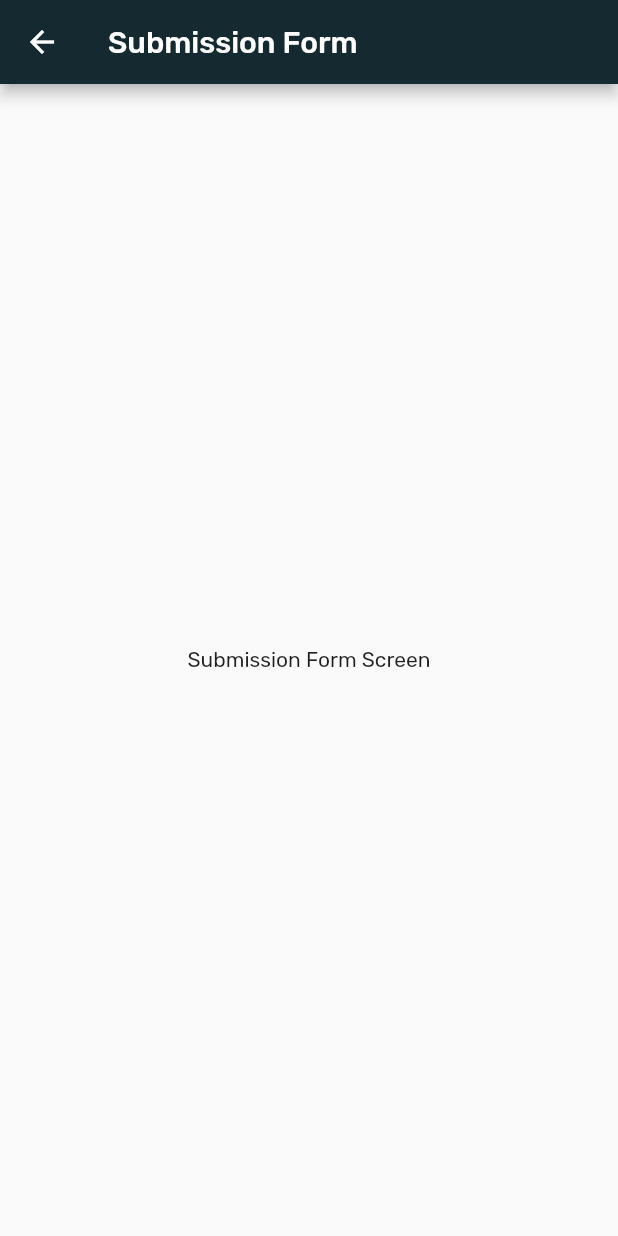
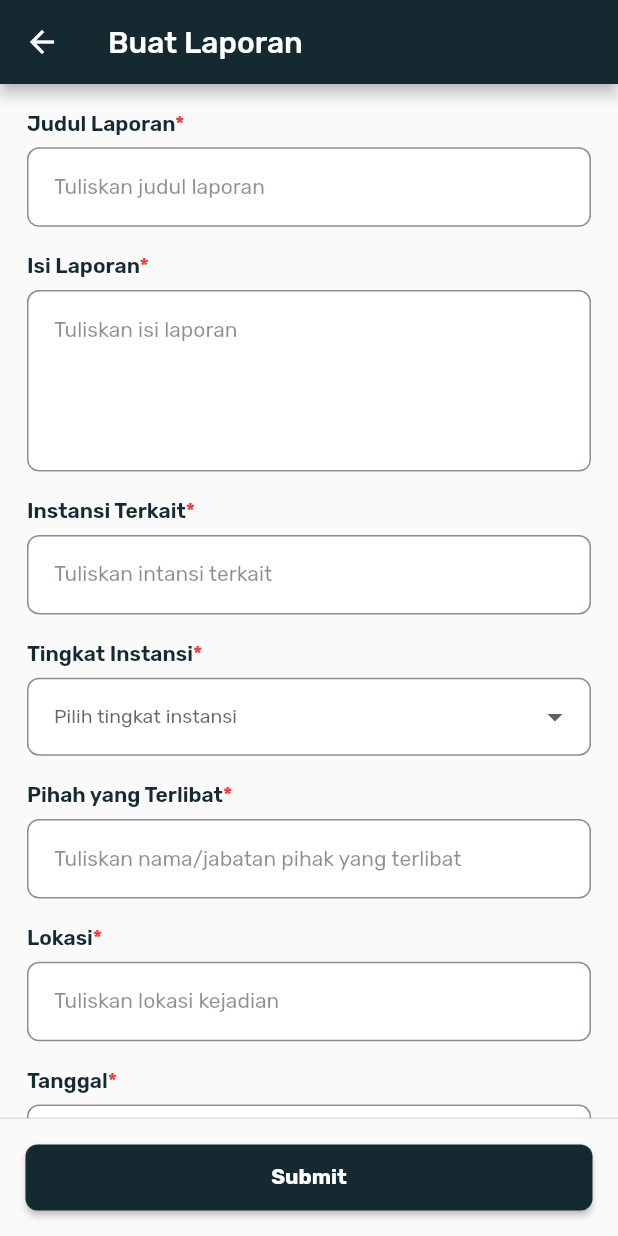
Before and after one commit to PBP-G20Project/flutter-pusat-pengaduan, a Flutter app: the SubmissionFormScreen screen opened by its route, on a phone screen of 412 x 824 dp. Run offline on Flutter 3.47's test engine with Material 2 defaults, Android fonts, the phone set to English and light mode, and no system bars; our stand-ins replace get, google_fonts.

Commit message:
Develop submission form ui

```diff
--- a/lib/views/submission_form/controller/submission_form_controller.dart
+++ b/lib/views/submission_form/controller/submission_form_controller.dart
@@ -1,9 +1,34 @@
+import 'package:flutter/material.dart';
 import 'package:get/get.dart';
+import 'package:intl/intl.dart';
 
-class SubmissionFormController extends GetxController{
+class SubmissionFormController extends GetxController {
   @override
   // ignore: unnecessary_overrides
   void onInit() {
     super.onInit();
   }
+
+  final formKey = GlobalKey<FormState>();
+  final titleController = TextEditingController().obs;
+  final contentController = TextEditingController().obs;
+  final instansiController = TextEditingController().obs;
+  final tipeController = TextEditingController().obs;
+  final pihakController = TextEditingController().obs;
+  final lokasiController = TextEditingController().obs;
+  final dateController = TextEditingController().obs;
+  var isAgree = false.obs;
+
+  chooseDate({required BuildContext context}) async {
+    final date = await showDatePicker(
+      context: context,
+      initialDate: DateTime.now(),
+      firstDate: DateTime(DateTime.now().year - 5),
+      lastDate: DateTime(DateTime.now().year + 5),
+    );
+    if (date != null) {
+      dateController.value.text = DateFormat.yMd().format(date);
+    }
+    return null;
+  }
 }
--- a/lib/views/submission_form/submission_form_screen.dart
+++ b/lib/views/submission_form/submission_form_screen.dart
@@ -1,17 +1,97 @@
 import 'package:flutter/material.dart';
+import 'package:get/get.dart';
+import 'package:pusat_pengaduan/common/constant.dart';
+import 'package:pusat_pengaduan/views/submission_form/controller/submission_form_controller.dart';
+import 'package:pusat_pengaduan/views/submission_form/widgets/custom_dropdown.dart';
+import 'package:pusat_pengaduan/views/submission_form/widgets/custom_footer_button.dart';
+import 'package:pusat_pengaduan/views/submission_form/widgets/custom_textfield.dart';
 
 class SubmissionFormScreen extends StatelessWidget {
   const SubmissionFormScreen({super.key});
 
   @override
   Widget build(BuildContext context) {
+    final controller = Get.find<SubmissionFormController>();
     return Scaffold(
       appBar: AppBar(
-        title: const Text('Submission Form'),
+        title: const Text('Buat Laporan'),
       ),
-      body: const Center(
-        child: Text('Submission Form Screen'),
+      body: ListView(children: [
+        Container(
+          margin: const EdgeInsets.all(kDefaultPadding),
+          child: Form(
+            autovalidateMode: AutovalidateMode.onUserInteraction,
+            key: controller.formKey,
+            child: Column(
+              children: [
+                const CustomTextField(
+                    label: "Judul Laporan", hint: "Tuliskan judul laporan"),
+                const SizedBox(height: kDefaultPadding),
+                const CustomTextField(
+                  label: "Isi Laporan",
+                  hint: "Tuliskan isi laporan",
+                  maxLines: 5,
+                  keyboardType: TextInputType.multiline,
+                ),
+                const SizedBox(height: kDefaultPadding),
+                const CustomTextField(
+                    label: "Instansi Terkait",
+                    hint: "Tuliskan intansi terkait"),
+                const SizedBox(height: kDefaultPadding),
+                CustomDropdownField(
+                    label: "Tingkat Instansi",
+                    hint: "Pilih tingkat instansi",
+                    items: const [
+                      "Nasional",
+                      "Provinsi",
+                      "Kabupaten/Kota",
+                      "Kecamatan",
+                      "Desa/Kelurahan"
+                    ],
+                    onChanged: (value) {
+                      controller.tipeController.value.text = value!;
+                    }),
+                const SizedBox(height: kDefaultPadding),
+                const CustomTextField(
+                    label: "Pihah yang Terlibat",
+                    hint: "Tuliskan nama/jabatan pihak yang terlibat"),
+                const SizedBox(height: kDefaultPadding),
+                const CustomTextField(
+                    label: "Lokasi", hint: "Tuliskan lokasi kejadian"),
+                const SizedBox(height: kDefaultPadding),
+                Obx(() => CustomTextField(
+                    label: "Tanggal",
+                    hint: "Tuliskan tanggal kejadian",
+                    keyboardType: TextInputType.none,
+                    controller: controller.dateController.value,
+                    onTap: () {
+                      controller.chooseDate(context: context);
+                    })),
+                const SizedBox(height: kDefaultPadding),
+                Obx(() => CheckboxListTile(
+                      subtitle: const Text(
+                          'Saya menyatakan bahwa laporan yang saya buat ini benar, tidak ada unsur manipulasi di dalamnya, dan saya akan bertanggung jawab sepenuhnya terhadap laporan ini'),
+                      value: controller.isAgree.value,
+                      onChanged: (value) {
+                        controller.isAgree.value = value!;
+                      },
+                      activeColor: kPrimaryColor,
+                      isThreeLine: true,
+                    )),
+              ],
+            ),
+          ),
         ),
+      ]),
+      persistentFooterButtons: [
+        // Pernyataan Integritas
+        CustomFooterButton(
+          label: 'Submit',
+          onPressed: () {
+            controller.formKey.currentState!.validate();
+          },
+        ),
+      ],
     );
   }
 }
```
